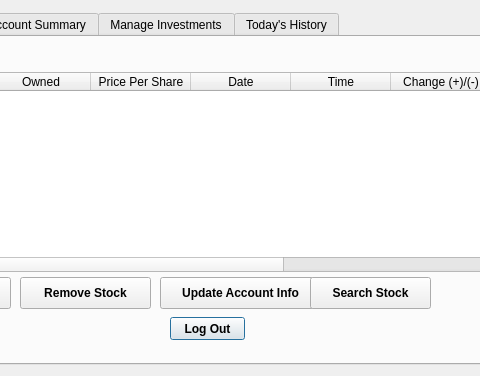
Old version of the form loginpage.ui in the repository ckhajavi/MI5; both pictures show x 123 to 603 and y 0 to 376 of the 694 by 376 pixel window.
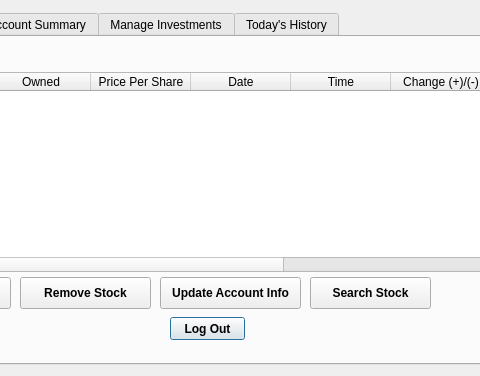
New version of the form. The open tabs and pages were chosen to show the change.

Commit message: Fixed Button Size

Diff of the .ui file:
```diff
--- a/loginpage.ui
+++ b/loginpage.ui
@@ -188,7 +188,7 @@
         <rect>
          <x>270</x>
          <y>240</y>
-         <width>161</width>
+         <width>141</width>
          <height>32</height>
         </rect>
        </property>
```
Left out of the diff: 2 changed lines with no effect on the pictures. The commit also changes 1 other file.
